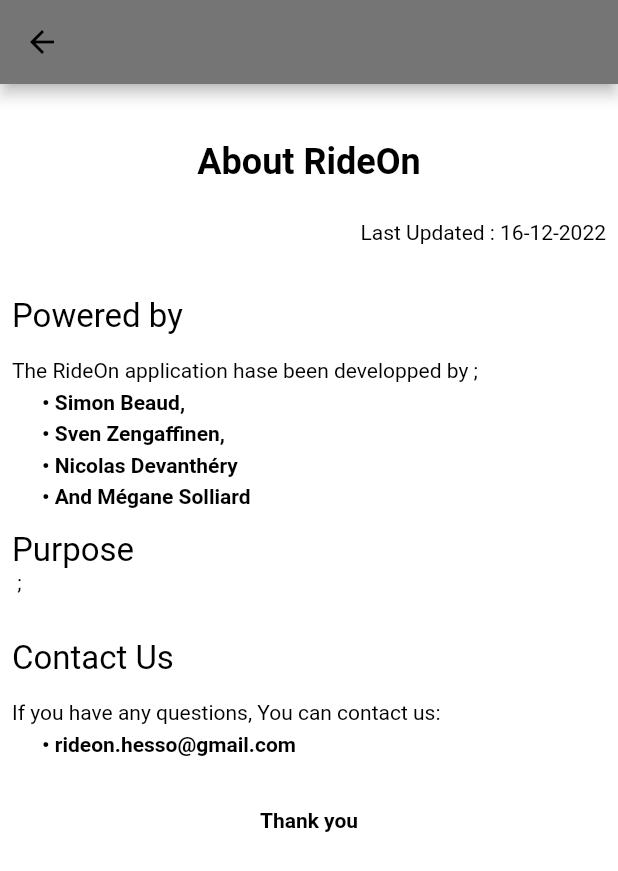
After one commit to ndevanthery/cycling_routes, a Flutter app: the AppAbout screen opened directly, on a phone screen of 412 x 824 dp. The commit adds this screen. Shown: the top 871 px of the screen. Run offline on Flutter 3.47's test engine with Material 2 defaults, Android fonts, the phone set to English and light mode, and no system bars; our stand-ins replace cloud_firestore, firebase_auth, firebase_core, flutter_map, flutter_spinkit, geolocator and 4 more; accounts and stored records are empty.

```diff
--- a/lib/Screens/authenticate/sign_in.dart
+++ b/lib/Screens/authenticate/sign_in.dart
@@ -247,7 +247,7 @@
                                                           .successful) {
                                                     //Update User logged in
                                                     await loginManager
-                                                        .updateUser(
+                                                        .updateUserInApp(
                                                             FirebaseAuth
                                                                 .instance
                                                                 .currentUser,
@@ -255,8 +255,8 @@
                                                         .then((value) {
                                                       setState(() =>
                                                           isLoading = false);
-                                                      context
-                                                          .goNamed(myinitalRoute);
+                                                      context.goNamed(
+                                                          myinitalRoute);
                                                     });
                                                   } else {
                                                     final newError =
--- a/lib/Screens/settings/dialog_change_email.dart
+++ b/lib/Screens/settings/dialog_change_email.dart
@@ -248,7 +248,7 @@
                       User? newUser = FirebaseAuth.instance.currentUser;
                       //Update the user logged in
                       await loginManager
-                          .updateUser(newUser, shouldNotify: true)
+                          .updateUserInApp(newUser, shouldNotify: true)
                           .then((value) {
                         if (!widget.isDelete) {
                           setState(() {
--- a/lib/Screens/settings/dialog_change_pwd.dart
+++ b/lib/Screens/settings/dialog_change_pwd.dart
@@ -250,7 +250,7 @@
                       User newUser = FirebaseAuth.instance.currentUser!;
                       //Update the user logged in
                       await loginManager
-                          .updateUser(newUser, shouldNotify: true)
+                          .updateUserInApp(newUser, shouldNotify: true)
                           .then((value) {
                         setState(() {
                           isLoading = false;
--- /dev/null
+++ b/lib/Shared/components/app_about.dart
@@ -0,0 +1,228 @@
+// ignore_for_file: deprecated_member_use
+
+import 'package:flutter/material.dart';
+
+class AppAbout extends StatefulWidget {
+  const AppAbout({Key? key}) : super(key: key);
+
+  @override
+  State<AppAbout> createState() => _AppAboutState();
+}
+
+class _AppAboutState extends State<AppAbout> {
+// thisdetermnines whether the back-to-top button is shown or not
+  bool _showBackToTopButton = false;
+
+  // scroll controller
+  late ScrollController _scrollController;
+
+  @override
+  void initState() {
+    _scrollController = ScrollController()
+      ..addListener(() {
+        setState(() {
+          if (_scrollController.offset >= 400) {
+            _showBackToTopButton = true; // show the back-to-top button
+          } else {
+            _showBackToTopButton = false; // hide the back-to-top button
+          }
+        });
+      });
+
+    super.initState();
+  }
+
+  @override
+  void dispose() {
+    _scrollController.dispose(); // dispose the controller
+    super.dispose();
+  }
+
+  // This function is triggered when the user presses the back-to-top button
+  void _scrollToTop() {
+    _scrollController.animateTo(0,
+        duration: const Duration(seconds: 1), curve: Curves.linear);
+  }
+
+  @override
+  Widget build(BuildContext context) {
+    return SafeArea(
+        child: Scaffold(
+      appBar: AppBar(
+        backgroundColor: Colors.grey[600],
+      ),
+      backgroundColor: Colors.white,
+      body: SingleChildScrollView(
+        controller: _scrollController,
+        child: Padding(
+          padding: const EdgeInsets.all(8.0),
+          child: Column(
+            mainAxisAlignment: MainAxisAlignment.start,
+            crossAxisAlignment: CrossAxisAlignment.start,
+            children: [
+              const SizedBox(
+                height: 15,
+              ),
+              SizedBox(
+                width: double.infinity,
+                child: Column(
+                  mainAxisAlignment: MainAxisAlignment.end,
+                  crossAxisAlignment: CrossAxisAlignment.end,
+                  children: [
+                    const SizedBox(
+                      height: 15,
+                    ),
+                    const Center(
+                      child: Text(
+                        'About RideOn',
+                        style: TextStyle(
+                            color: Colors.black,
+                            fontSize: 24,
+                            fontWeight: FontWeight.bold),
+                      ),
+                    ),
+                    const SizedBox(
+                      height: 25,
+                    ),
+                    RichText(
+                      textAlign: TextAlign.end,
+                      text: const TextSpan(
+                        text: 'Last Updated : 16-12-2022',
+                        style: TextStyle(
+                          color: Colors.black,
+                        ),
+                      ),
+                    ),
+                    const SizedBox(
+                      height: 10,
+                    ),
+                  ],
+                ),
+              ),
+              const SizedBox(
+                height: 25,
+              ),
+              const Text(
+                'Powered by',
+                style: TextStyle(
+                  color: Colors.black,
+                  fontSize: 22,
+                ),
+              ),
+              const SizedBox(
+                height: 15,
+              ),
+              RichText(
+                textAlign: TextAlign.justify,
+                text: const TextSpan(
+                  text: 'The RideOn application hase been developped by ;',
+                  style: TextStyle(
+                    color: Colors.black,
+                  ),
+                ),
+              ),
+              _buildPuce(mytext: 'Simon Beaud,'),
+              _buildPuce(mytext: 'Sven Zengaffinen,'),
+              _buildPuce(mytext: 'Nicolas Devanthéry'),
+              _buildPuce(mytext: 'And Mégane Solliard'),
+              const SizedBox(
+                height: 15,
+              ),
+              const Text(
+                'Purpose',
+                style: TextStyle(
+                  color: Colors.black,
+                  fontSize: 22,
+                ),
+              ),
+              RichText(
+                textAlign: TextAlign.justify,
+                text: const TextSpan(
+                  text: ' ;',
+                  style: TextStyle(
+                    color: Colors.black,
+                  ),
+                ),
+              ),
+              const SizedBox(
+                height: 15,
+              ),
+              const SizedBox(
+                height: 15,
+              ),
+              const Text(
+                'Contact Us',
+                style: TextStyle(
+                  color: Colors.black,
+                  fontSize: 22,
+                ),
+              ),
+              const SizedBox(
+                height: 15,
+              ),
+              RichText(
+                textAlign: TextAlign.justify,
+                text: const TextSpan(
+                  text: "If you have any questions, You can contact us:",
+                  style: TextStyle(
+                    color: Colors.black,
+                  ),
+                ),
+              ),
+              _buildPuce(mytext: 'rideon.hesso@gmail.com'),
+              const SizedBox(
+                height: 35,
+              ),
+              const Center(
+                child: Text(
+                  'Thank you',
+                  style: TextStyle(
+                      color: Colors.black, fontWeight: FontWeight.bold),
+                ),
+              ),
+              const SizedBox(
+                height: 15,
+              ),
+            ],
+          ),
+        ),
+      ),
+      floatingActionButton: _showBackToTopButton == false
+          ? null
+          : FloatingActionButton(
+              elevation: 0.5,
+              backgroundColor: Colors.grey[600],
+              onPressed: _scrollToTop,
+              child: const Icon(Icons.arrow_upward, color: Colors.black)),
+    ));
+  }
+
+  Container _buildPuce({required String mytext}) {
+    return Container(
+      padding: const EdgeInsets.fromLTRB(20, 5, 5, 0),
+      child: RichText(
+        textAlign: TextAlign.justify,
+        text: TextSpan(
+          text: "",
+          style: const TextStyle(
+            color: Colors.black,
+          ),
+          children: [
+            const TextSpan(
+              text: "• ",
+              style: const TextStyle(
+                fontWeight: FontWeight.w600,
+              ),
+            ),
+            TextSpan(
+              text: mytext,
+              style: const TextStyle(
+                fontWeight: FontWeight.w600,
+              ),
+            ),
+          ],
+        ),
+      ),
+    );
+  }
+}
--- a/lib/Shared/components/password_forgot_text.dart
+++ b/lib/Shared/components/password_forgot_text.dart
@@ -1,7 +1,6 @@
 import 'package:cycling_routes/Shared/utils.dart';
 import 'package:flutter/gestures.dart';
 import 'package:flutter/material.dart';
-
 
 class PasswordForgotText extends StatelessWidget {
   const PasswordForgotText({Key? key}) : super(key: key);
@@ -32,7 +31,7 @@
                   ),
                   recognizer: TapGestureRecognizer()
                     ..onTap = () {
-                      Utils.openDialog(context, 'pwd', () {});
+                      Utils.openFullDialog(context, 'pwd', () {});
                     }),
             ],
           ),
--- a/lib/Shared/components/terms_of_use_text.dart
+++ b/lib/Shared/components/terms_of_use_text.dart
@@ -1,7 +1,6 @@
 import 'package:cycling_routes/Shared/utils.dart';
 import 'package:flutter/gestures.dart';
 import 'package:flutter/material.dart';
-
 
 class TermOfUseText extends StatelessWidget {
   Function toggleTerms;
@@ -52,7 +51,7 @@
                     ),
                     recognizer: TapGestureRecognizer()
                       ..onTap = () {
-                        Utils.openDialog(context, 'terms', toggleTerms);
+                        Utils.openFullDialog(context, 'terms', toggleTerms);
                       }),
               ],
             ),
@@ -61,5 +60,4 @@
       )),
     );
   }
-
 }
--- a/lib/Shared/components/user_data_form.dart
+++ b/lib/Shared/components/user_data_form.dart
@@ -94,7 +94,7 @@
     Auth loginManager = Provider.of<Auth>(context, listen: false);
 
     return Padding(
-      padding: EdgeInsets.all(1),
+      padding: const EdgeInsets.all(1),
       child: Form(
         key: _formKey,
         child: Column(
@@ -336,7 +336,7 @@
                         User newUser = FirebaseAuth.instance.currentUser!;
                         //Update the user logged in
                         await loginManager
-                            .updateUser(newUser, shouldNotify: true)
+                            .updateUserInApp(newUser, shouldNotify: true)
                             .then((value) {
                           widget.updateLoading(false);
 
```
Also changed, not shown: lib/Screens/admin/admin_home.dart (+8 -1 lines), lib/Screens/settings/settings.dart (+15 -30 lines), lib/Services/auth.dart (+15 -7 lines), lib/Shared/utils.dart (+85 -19 lines).
